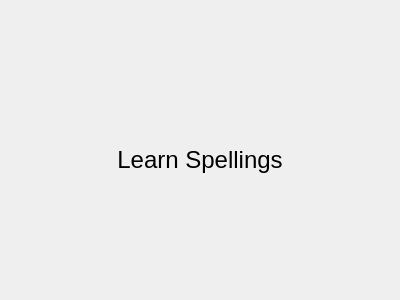
BuildmLearn/BuildmLearn-Toolkit, file src/templates/learnspellings/learnspellingssimulator.ui: the form before one commit.
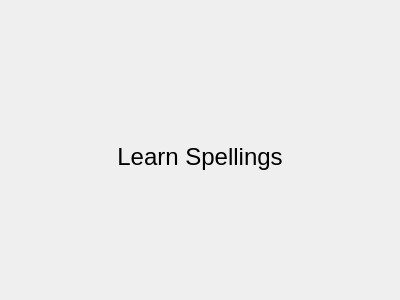
The form after the commit.

```diff
--- a/src/templates/learnspellings/learnspellingssimulator.ui
+++ b/src/templates/learnspellings/learnspellingssimulator.ui
@@ -20,6 +20,9 @@
    <string>Form</string>
   </property>
   <layout class="QVBoxLayout" name="verticalLayout_6">
+  <property name="spacing">
+    <number>0</number>
+   </property>
    <property name="margin">
     <number>0</number>
    </property>
```
